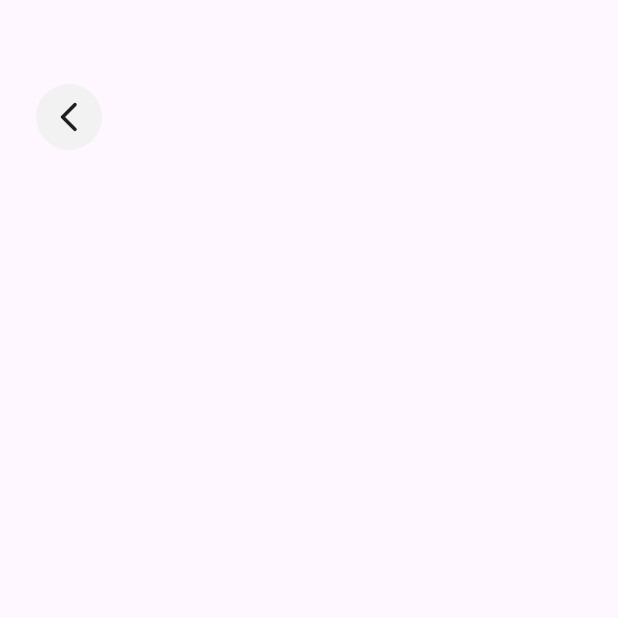
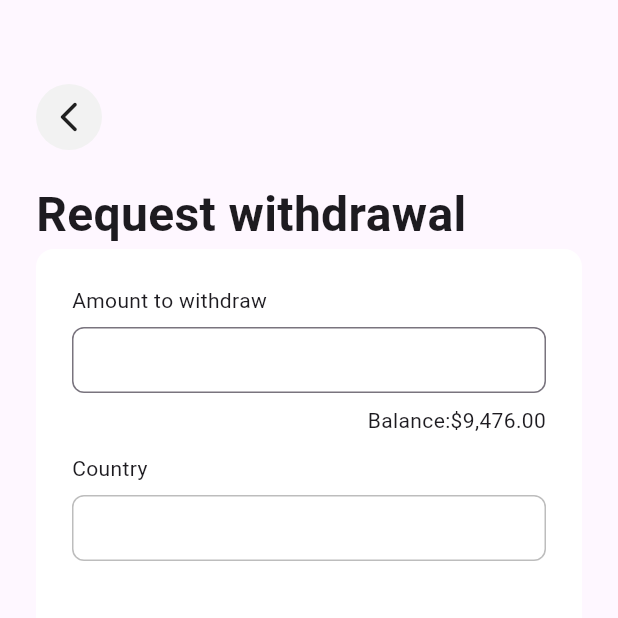
Before and after one commit to derrickjayrom/bank, a Flutter app: the RequestWithdrawal screen opened directly, on a phone screen of 412 x 824 dp, the top half of it. Run offline on Flutter 3.47's test engine with Material 3 defaults, Android fonts, the phone set to English and light mode, and no system bars; our stand-ins replace fl_chart, flutter_svg.

Commit message:
add request withdrawal screen

```diff
--- a/lib/screen/request_withdrawal.dart
+++ b/lib/screen/request_withdrawal.dart
@@ -12,9 +12,10 @@ class _RequestWithdrawalState extends State<RequestWithdrawal> {
   Widget build(BuildContext context) {
     return Scaffold(
       body: Column(
+        crossAxisAlignment: CrossAxisAlignment.start,
         children: [
           Padding(
-            padding: EdgeInsets.symmetric(horizontal: 24, vertical: 56),
+            padding: EdgeInsets.only(top: 56, left: 24),
             child: Container(
               height: 44,
               width: 44,
@@ -26,6 +27,67 @@ class _RequestWithdrawalState extends State<RequestWithdrawal> {
               child: Icon(Icons.arrow_back_ios_new_rounded),
             ),
           ),
+          SizedBox(height: 20),
+          Padding(
+            padding: EdgeInsets.symmetric(horizontal: 24),
+            child: Column(
+              crossAxisAlignment: CrossAxisAlignment.start,
+              children: [
+                Text(
+                  'Request withdrawal',
+
+                  style: TextStyle(fontSize: 32, fontWeight: FontWeight.w700),
+                ),
+                Center(
+                  child: Container(
+                    padding: EdgeInsets.only(top: 24, left: 24, right: 24),
+                    width: double.infinity,
+                    height: 352,
+                    decoration: BoxDecoration(
+                      color: Color(0xFFFFFFFF),
+                      borderRadius: BorderRadius.circular(12),
+                    ),
+                    child: Column(
+                      crossAxisAlignment: CrossAxisAlignment.start,
+                      children: [
+                        Text('Amount to withdraw'),
+                        SizedBox(height: 8),
+                        Container(
+                          color: Colors.transparent,
+                          height: 44,
+                          width: double.infinity,
+                          child: TextField(
+                            decoration: InputDecoration(
+                              border: OutlineInputBorder(
+                                borderRadius: BorderRadius.circular(8),
+                              ),
+                            ),
+                          ),
+                        ),
+                        SizedBox(height: 8),
+                        Row(
+                          mainAxisAlignment: MainAxisAlignment.end,
+                          children: [Text('Balance:'), Text('\$9,476.00')],
+                        ),
+                        SizedBox(height: 12),
+                        Text('Country'),
+                        SizedBox(height: 8),
+                        Container(
+                          height: 44,
+                          width: double.infinity,
+                          padding: const EdgeInsets.symmetric(horizontal: 12),
+                          decoration: BoxDecoration(
+                            border: Border.all(color: Colors.grey.shade400),
+                            borderRadius: BorderRadius.circular(8),
+                          ),
+                        ),
+                      ],
+                    ),
+                  ),
+                ),
+              ],
+            ),
+          ),
         ],
       ),
     );
```
